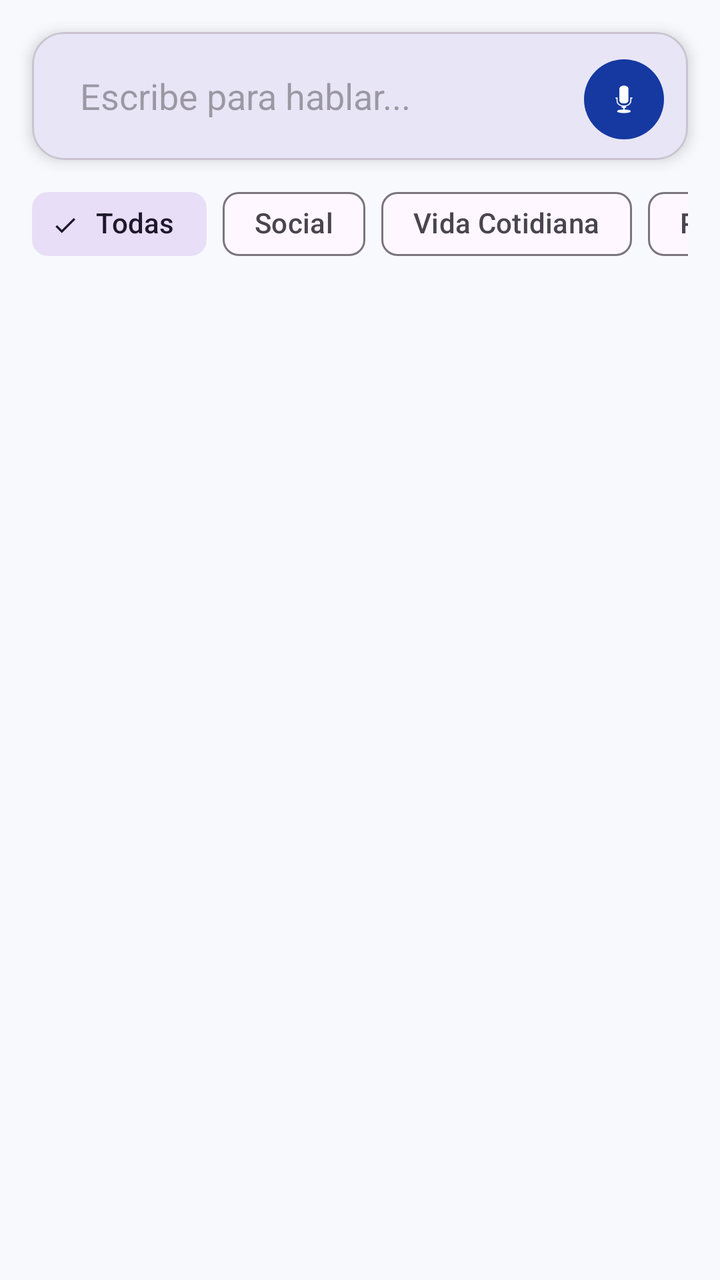
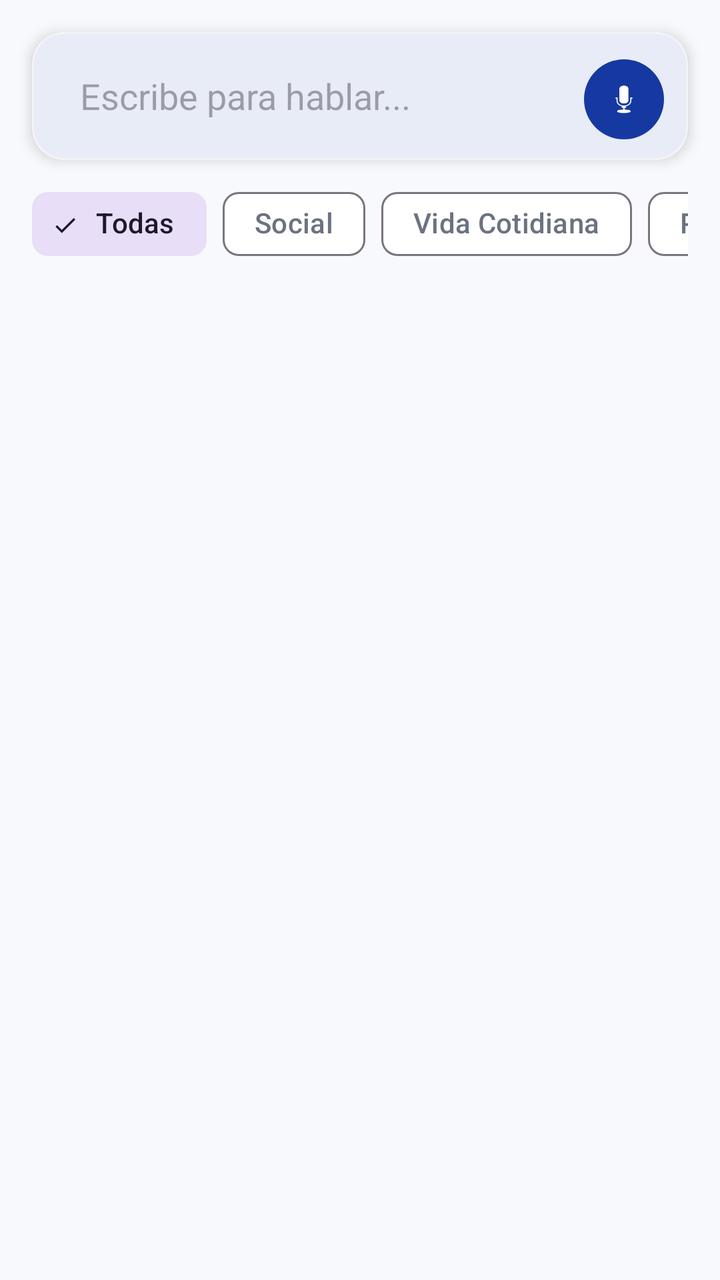

Before-and-after screenshots of an Android layout around one commit, followed by the original layout XML and the change that was made.
<!-- AndroidManifest.xml: application theme Theme.SignLink -->
<!-- res/layout/fragment_communicate.xml -->
<?xml version="1.0" encoding="utf-8"?>
<androidx.constraintlayout.widget.ConstraintLayout xmlns:android="http://schemas.android.com/apk/res/android"
    xmlns:app="http://schemas.android.com/apk/res-auto"
    xmlns:tools="http://schemas.android.com/tools"
    android:layout_width="match_parent"
    android:layout_height="match_parent"
    android:background="@color/background"
    tools:context=".ui.communicate.CommunicateFragment">

    <com.google.android.material.card.MaterialCardView
        android:id="@+id/tts_input_card"
        android:layout_width="match_parent"
        android:layout_height="wrap_content"
        android:layout_margin="16dp"
        app:cardCornerRadius="16dp"
        app:cardElevation="4dp"
        app:layout_constraintTop_toTopOf="parent">

        <LinearLayout
            android:layout_width="match_parent"
            android:layout_height="wrap_content"
            android:orientation="horizontal"
            android:padding="8dp">

            <EditText
                android:id="@+id/et_message"
                android:layout_width="0dp"
                android:layout_height="wrap_content"
                android:layout_weight="1"
                android:background="@null"
                android:hint="Escribe para hablar..."
                android:minHeight="48dp"
                android:paddingHorizontal="16dp" />

            <com.google.android.material.button.MaterialButton
                android:id="@+id/btn_speak"
                style="@style/Widget.Material3.Button.IconButton.Filled"
                android:layout_width="48dp"
                android:layout_height="48dp"
                app:icon="@android:drawable/ic_btn_speak_now" />

        </LinearLayout>
    </com.google.android.material.card.MaterialCardView>

    <HorizontalScrollView
        android:id="@+id/category_scroll"
        android:layout_width="match_parent"
        android:layout_height="wrap_content"
        android:paddingHorizontal="16dp"
        android:paddingVertical="8dp"
        android:scrollbars="none"
        app:layout_constraintTop_toBottomOf="@id/tts_input_card">

        <com.google.android.material.chip.ChipGroup
            android:id="@+id/chip_group_categories"
            android:layout_width="wrap_content"
            android:layout_height="wrap_content"
            app:singleSelection="true"
            app:selectionRequired="true">

            <com.google.android.material.chip.Chip
                android:id="@+id/chip_all"
                style="@style/Widget.Material3.Chip.Filter"
                android:layout_width="wrap_content"
                android:layout_height="wrap_content"
                android:text="Todas"
                android:checked="true" />

            <com.google.android.material.chip.Chip
                android:id="@+id/chip_social"
                style="@style/Widget.Material3.Chip.Filter"
                android:layout_width="wrap_content"
                android:layout_height="wrap_content"
                android:text="Social" />

            <com.google.android.material.chip.Chip
                android:id="@+id/chip_needs"
                style="@style/Widget.Material3.Chip.Filter"
                android:layout_width="wrap_content"
                android:layout_height="wrap_content"
                android:text="Vida Cotidiana" />

            <com.google.android.material.chip.Chip
                android:id="@+id/chip_questions"
                style="@style/Widget.Material3.Chip.Filter"
                android:layout_width="wrap_content"
                android:layout_height="wrap_content"
                android:text="Preguntas" />

            <com.google.android.material.chip.Chip
                android:id="@+id/chip_health"
                style="@style/Widget.Material3.Chip.Filter"
                android:layout_width="wrap_content"
                android:layout_height="wrap_content"
                android:text="Salud" />

            <com.google.android.material.chip.Chip
                android:id="@+id/chip_permiso"
                style="@style/Widget.Material3.Chip.Filter"
                android:layout_width="wrap_content"
                android:layout_height="wrap_content"
                android:text="Permisos" />

        </com.google.android.material.chip.ChipGroup>
    </HorizontalScrollView>

    <androidx.recyclerview.widget.RecyclerView
        android:id="@+id/rv_symbols"
        android:layout_width="match_parent"
        android:layout_height="0dp"
        android:layout_marginTop="8dp"
        android:clipToPadding="false"
        android:padding="8dp"
        app:layout_constraintBottom_toBottomOf="parent"
        app:layout_constraintTop_toBottomOf="@id/category_scroll" />

</androidx.constraintlayout.widget.ConstraintLayout>
<!-- resources referenced by this layout -->
<resources>
  <color name="background">#F8F9FD</color>
  <style name="Theme.SignLink" parent="Base.Theme.SignLink" />
  <style name="Base.Theme.SignLink" parent="Theme.Material3.DayNight.NoActionBar">
          <item name="colorPrimary">@color/primary</item>
          <item name="colorOnPrimary">@color/on_primary</item>
          <item name="colorSecondary">@color/secondary</item>
          <item name="colorOnSecondary">@color/on_secondary</item>
          <item name="android:navigationBarColor">@color/white</item>
          <item name="android:windowBackground">@color/background</item>
      </style>
  <color name="primary">#1539A1</color>
  <color name="on_primary">#FFFFFF</color>
  <color name="secondary">#00D09C</color>
  <color name="on_secondary">#FFFFFF</color>
  <color name="white">#FFFFFFFF</color>
</resources>

<!-- the commit's change to res/layout/fragment_communicate.xml (unified diff, before → after) -->
@@ -4,7 +4,7 @@
     xmlns:tools="http://schemas.android.com/tools"
     android:layout_width="match_parent"
     android:layout_height="match_parent"
-    android:background="@color/background"
+    android:background="?android:attr/windowBackground"
     tools:context=".ui.communicate.CommunicateFragment">
 
     <com.google.android.material.card.MaterialCardView
@@ -12,6 +12,9 @@
         android:layout_width="match_parent"
         android:layout_height="wrap_content"
         android:layout_margin="16dp"
+        app:cardBackgroundColor="?attr/colorSurface"
+        app:strokeColor="?attr/colorSurfaceVariant"
+        app:strokeWidth="1dp"
         app:cardCornerRadius="16dp"
         app:cardElevation="4dp"
         app:layout_constraintTop_toTopOf="parent">
<!-- resource entries referenced after the edit -->
@@ -1,6 +1,11 @@
 <!-- resources referenced by this layout -->
 <resources>
   <color name="background">#F8F9FD</color>
+  <color name="surface">#FFFFFF</color>
+  <color name="on_surface">#1D212D</color>
+  <color name="on_surface_variant">#6B7280</color>
+  <color name="gray_100">#F3F4F6</color>
+  <color name="primary_variant">#0D2970</color>
   <style name="Theme.SignLink" parent="Base.Theme.SignLink" />
   <style name="Base.Theme.SignLink" parent="Theme.Material3.DayNight.NoActionBar">
           <item name="colorPrimary">@color/primary</item>
@@ -9,6 +14,12 @@
           <item name="colorOnSecondary">@color/on_secondary</item>
           <item name="android:navigationBarColor">@color/white</item>
           <item name="android:windowBackground">@color/background</item>
+          <item name="colorSurface">@color/surface</item>
+          <item name="colorOnSurface">@color/on_surface</item>
+          <item name="colorOnSurfaceVariant">@color/on_surface_variant</item>
+          <item name="colorSurfaceVariant">@color/gray_100</item>
+          <item name="colorPrimaryContainer">#E3F2FD</item>
+          <item name="colorOnPrimaryContainer">@color/primary_variant</item>
       </style>
   <color name="primary">#1539A1</color>
   <color name="on_primary">#FFFFFF</color>
